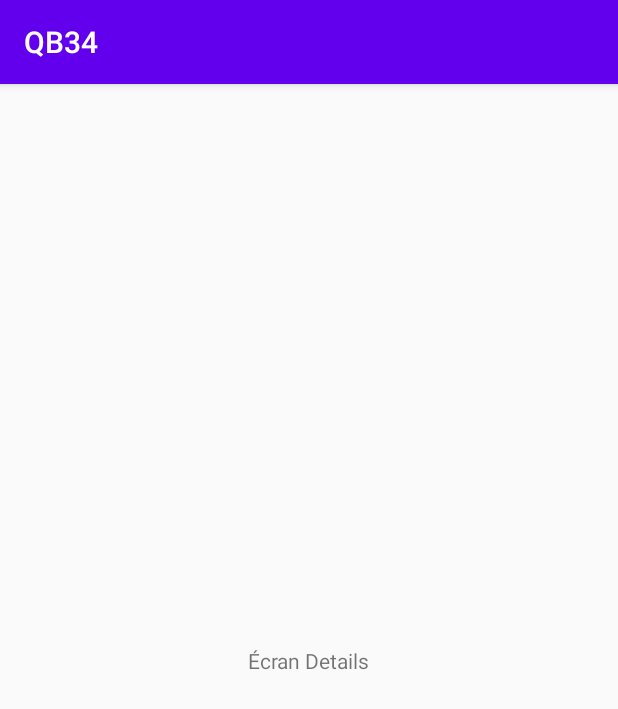
After one commit to QuentinBernigaud/3A-Prog-Mobile-Projet, an Android app: the DetailsActivity screen opened directly, with no data from a screen before it, on a phone screen of 412 x 824 dp. The commit adds this screen. Shown: the top 709 px of the screen. Run offline under Robolectric (Android 15) with nearby library versions, the phone set to English and light mode, and no system bars; 1 statement that could not run was skipped.

Commit message:
[SecondActivity][PokéApi] Affichage de Texte dans le 2nd écran

```diff
--- a/app/src/main/AndroidManifest.xml
+++ b/app/src/main/AndroidManifest.xml
@@ -18,6 +18,7 @@
                 <category android:name="android.intent.category.LAUNCHER" />
             </intent-filter>
         </activity>
+        <activity android:name=".presentation.view.DetailsActivity" />
     </application>
 
 </manifest>
--- a/app/src/main/java/com/example/atry/presentation/controller/MainController.java
+++ b/app/src/main/java/com/example/atry/presentation/controller/MainController.java
@@ -95,7 +95,7 @@ public class MainController {
 
     public void onItemClick(Pokemon pokemon) {
 
-
+        view.navigateToDetails(pokemon);
     }
 
 
--- /dev/null
+++ b/app/src/main/java/com/example/atry/presentation/view/DetailsActivity.java
@@ -0,0 +1,44 @@
+package com.example.atry.presentation.view;
+
+import android.content.Intent;
+import android.os.Bundle;
+import android.widget.TextView;
+import android.widget.Toast;
+
+import androidx.appcompat.app.AppCompatActivity;
+import androidx.recyclerview.widget.LinearLayoutManager;
+import androidx.recyclerview.widget.RecyclerView;
+
+import com.example.atry.R;
+import com.example.atry.Singletons;
+import com.example.atry.presentation.controller.MainController;
+import com.example.atry.presentation.model.Pokemon;
+
+import java.util.List;
+
+public class DetailsActivity extends AppCompatActivity {
+
+    private TextView txtDetails;
+    @Override
+    protected void onCreate(Bundle savedInstanceState) {
+        super.onCreate(savedInstanceState);
+        setContentView(R.layout.activity_details);
+
+
+
+        txtDetails = findViewById(R.id.details_txt);
+        Intent intent = getIntent();
+        String pokemonJson = intent.getStringExtra("pokemonKey");
+        Pokemon pokemon = Singletons.getGson().fromJson(pokemonJson, Pokemon.class);
+
+        showDetail(pokemon);
+
+    }
+
+    private void showDetail(Pokemon pokemon) {
+
+        txtDetails.setText(pokemon.getName());
+
+    }
+
+}
--- /dev/null
+++ b/app/src/main/res/layout/activity_details.xml
@@ -0,0 +1,28 @@
+<?xml version="1.0" encoding="utf-8"?>
+<androidx.constraintlayout.widget.ConstraintLayout xmlns:android="http://schemas.android.com/apk/res/android"
+    xmlns:app="http://schemas.android.com/apk/res-auto"
+    xmlns:tools="http://schemas.android.com/tools"
+    android:layout_width="match_parent"
+    android:layout_height="match_parent"
+    tools:context=".presentation.view.MainActivity">
+
+
+    <TextView
+        android:id="@+id/details_txt"
+
+        android:layout_width="wrap_content"
+        android:layout_height="wrap_content"
+        android:text="@string/details_text_description"
+
+
+        app:layout_constraintBottom_toBottomOf="parent"
+        app:layout_constraintEnd_toEndOf="parent"
+        app:layout_constraintStart_toStartOf="parent"
+        app:layout_constraintTop_toTopOf="parent"
+
+        />
+
+
+
+
+</androidx.constraintlayout.widget.ConstraintLayout>
--- a/app/src/main/res/values/strings.xml
+++ b/app/src/main/res/values/strings.xml
@@ -1,3 +1,4 @@
 <resources>
     <string name="app_name">QB34</string>
+    <string name="details_text_description">Écran Details</string>
 </resources>
```
Also changed, not shown: app/src/main/java/com/example/atry/presentation/view/ListeAdapter.java (+20 -5 lines), app/src/main/java/com/example/atry/presentation/view/MainActivity.java (+15 -16 lines).
